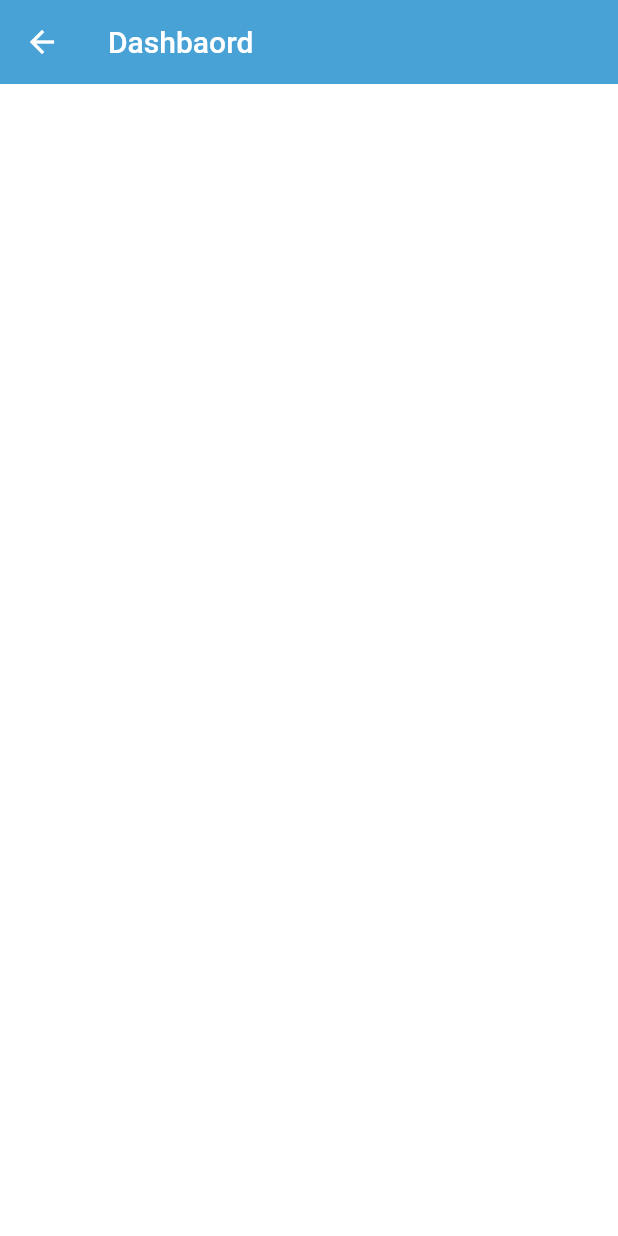
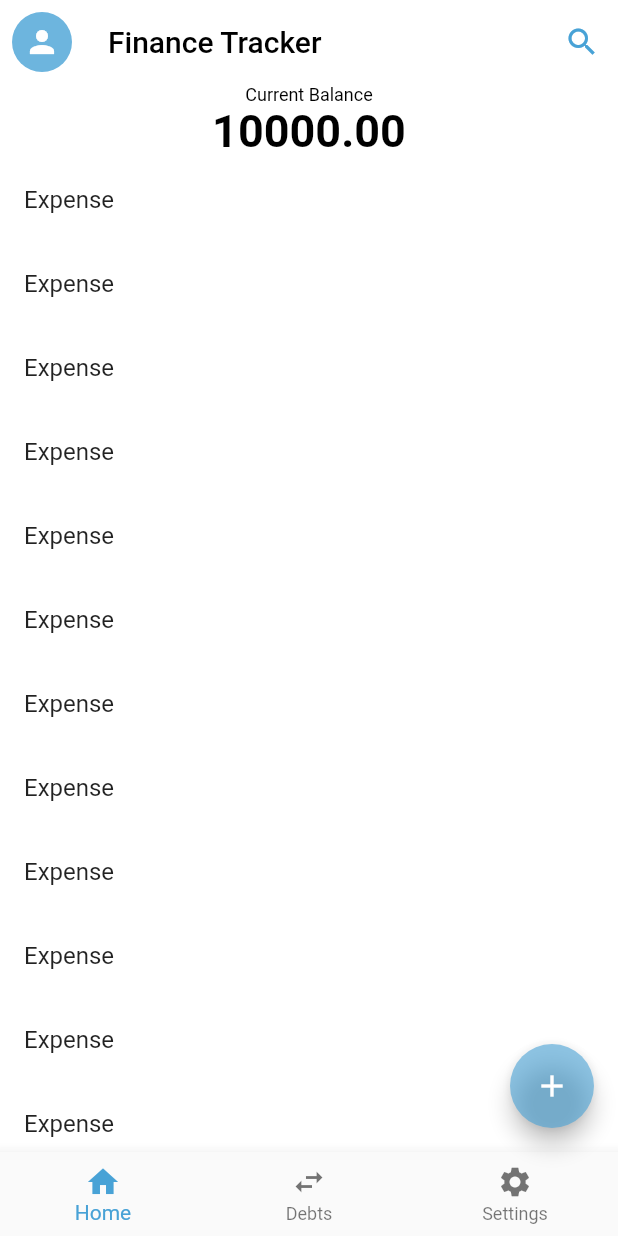
Before and after one commit to adolesamuel/dukka_finance, a Flutter app: the DashboardScreen screen opened directly, on a phone screen of 412 x 824 dp. Run offline on Flutter 3.47's test engine with Material 2 defaults, Android fonts, the phone set to English and light mode, and no system bars; our stand-ins replace cloud_firestore, connectivity_plus, dartz, firebase_auth, firebase_core, flutter_dotenv and 4 more; accounts and stored records are empty; Roboto replaces fonts that are missing (Mulish).

Commit message:
dashboard skeleton complete

```diff
--- /dev/null
+++ b/lib/features/common/profile_icon.dart
@@ -0,0 +1,17 @@
+import 'package:flutter/material.dart';
+
+class ProfileIcon extends StatelessWidget {
+  const ProfileIcon({
+    Key? key,
+  }) : super(key: key);
+
+  @override
+  Widget build(BuildContext context) {
+    return IconButton(
+      onPressed: () {},
+      icon: const CircleAvatar(
+        child: Icon(Icons.person),
+      ),
+    );
+  }
+}
--- /dev/null
+++ b/lib/features/common/search_icon.dart
@@ -0,0 +1,17 @@
+import 'package:flutter/material.dart';
+
+class SearchIcon extends StatelessWidget {
+  const SearchIcon({
+    Key? key,
+  }) : super(key: key);
+
+  @override
+  Widget build(BuildContext context) {
+    return IconButton(
+        onPressed: () {},
+        icon: Icon(
+          Icons.search,
+          color: Theme.of(context).primaryColor,
+        ));
+  }
+}
--- a/lib/features/dashboard/dashboard.dart
+++ b/lib/features/dashboard/dashboard.dart
@@ -1,6 +1,8 @@
 //Show recently added debts
 //show next due debts
 
+import 'package:dukka_finance/features/common/profile_icon.dart';
+import 'package:dukka_finance/features/common/search_icon.dart';
 import 'package:flutter/material.dart';
 
 class DashboardScreen extends StatefulWidget {
@@ -15,7 +17,42 @@ class _DashboardScreenState extends State<DashboardScreen> {
   Widget build(BuildContext context) {
     return Scaffold(
       appBar: AppBar(
-        title: const Text('Dashbaord'),
+        leading: const ProfileIcon(),
+        title: const Text(
+          'Finance Tracker',
+        ),
+        actions: const [
+          SearchIcon(),
+        ],
+      ),
+      body: SizedBox.expand(
+        child: Column(crossAxisAlignment: CrossAxisAlignment.center, children: [
+          const Text('Current Balance'),
+          const Text(
+            '10000.00',
+            style: TextStyle(
+              fontSize: 30,
+              fontWeight: FontWeight.bold,
+            ),
+          ),
+          Expanded(
+              child: ListView.builder(
+                  itemCount: 50,
+                  itemBuilder: ((context, index) => const ListTile(
+                        title: Text('Expense'),
+                      )))),
+        ]),
+      ),
+      floatingActionButton: FloatingActionButton(
+        onPressed: () {},
+        child: const Icon(Icons.add),
+      ),
+      bottomNavigationBar: BottomNavigationBar(
+        items: const [
+          BottomNavigationBarItem(icon: Icon(Icons.home), label: 'Home'),
+          BottomNavigationBarItem(icon: Icon(Icons.swap_horiz), label: 'Debts'),
+          BottomNavigationBarItem(icon: Icon(Icons.settings), label: 'Settings')
+        ],
       ),
     );
   }
--- a/lib/rootpage.dart
+++ b/lib/rootpage.dart
@@ -1,5 +1,6 @@
 import 'package:dukka_finance/features/auth/app/pages/auth_switch_screen.dart';
 import 'package:dukka_finance/features/auth/data/repository/auth_repository.dart';
+import 'package:dukka_finance/features/dashboard/dashboard.dart';
 import 'package:dukka_finance/features/debtors/app/page/list_of_debtors.dart';
 import 'package:firebase_auth/firebase_auth.dart';
 import 'package:flutter/material.dart';
@@ -46,7 +47,7 @@ class _RootPageState extends ConsumerState<RootPage> {
                   milliseconds: 500,
                 ),
                 child: credSnapshot.hasData
-                    ? const DebtorListPage()
+                    ? const DashboardScreen()
                     : const AuthSwitchScreen(),
               );
             },
--- a/lib/theme.dart
+++ b/lib/theme.dart
@@ -19,7 +19,7 @@ ThemeData theme() {
         900: Color.fromRGBO(72, 162, 214, 1),
       },
     ),
-    primaryColor: const Color(0xFF000A80),
+    primaryColor: const Color(AppColors.appThemeColor),
     iconTheme: const IconThemeData(color: Colors.black, size: 24),
     backgroundColor: Colors.white,
     pageTransitionsTheme: const PageTransitionsTheme(builders: {
@@ -55,7 +55,8 @@ ThemeData theme() {
           color: Colors.black,
         )),
     appBarTheme: const AppBarTheme(
-      // backgroundColor: AppColors.scaffoldBackground,
+      backgroundColor: Colors.white,
+      foregroundColor: Colors.black,
       elevation: 0,
       // foregroundColor: AppColors.headerTextColor,
     ),
```
